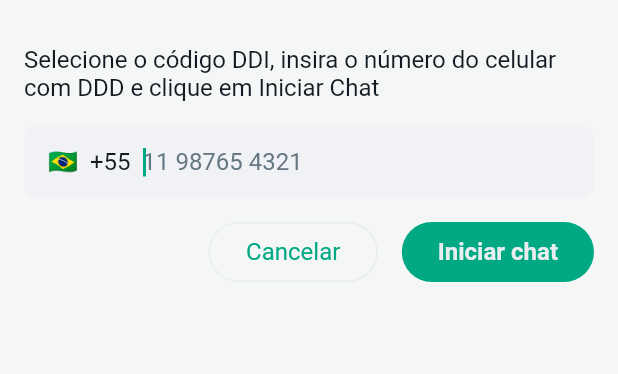
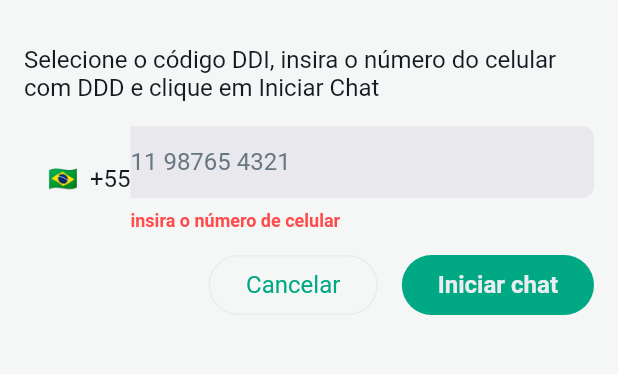
Before and after one commit to csbs1985/direct_app, a Flutter app: the screen it shows after launch, after a tap on "Iniciar chat", on a phone screen of 412 x 824 dp, the part 63-437 px from its top. Run offline on Flutter 3.47's test engine with Material 2 defaults, Android fonts, the phone set to English and light mode, and no system bars; our stand-ins replace modal_bottom_sheet.

Commit message:
[CelularInput] finalizar

```diff
--- a/lib/class/ddi_class.dart
+++ b/lib/class/ddi_class.dart
@@ -4,6 +4,18 @@ class DdiClass {
   String limparDdi(String value) {
     String output = value.replaceAll(' ', '').replaceAll('+', '');
     return output;
+  }
+
+  String formatarTelefone(int numero) {
+    String numeroString = numero.toString();
+
+    if (numeroString.length == 10) {
+      return '(${numeroString.substring(0, 2)}) ${numeroString.substring(2, 6)}-${numeroString.substring(6)}';
+    } else if (numeroString.length == 11) {
+      return '(${numeroString.substring(0, 2)}) ${numeroString.substring(2, 7)}-${numeroString.substring(7)}';
+    } else {
+      return numeroString;
+    }
   }
 }
 
--- a/lib/config/constant_config.dart
+++ b/lib/config/constant_config.dart
@@ -1,4 +1,8 @@
 const String CANCELAR = "Cancelar";
+
+const String CELULAR_INVALIDO = "número de celular não é válido";
+const String CELULAR_OBRIGATORIO = "insira o número de celular";
+const String CELULAR_TAMANHO = "tamanho do número inválido";
 
 const String IDENTIDADE = "Direct";
 
--- a/lib/input/celular_input.dart
+++ b/lib/input/celular_input.dart
@@ -1,108 +1,91 @@
-import 'package:direct_app/button/bandeira_button.dart';
-import 'package:direct_app/config/constant_config.dart';
-import 'package:direct_app/config/value_notifier_config.dart';
-import 'package:direct_app/mixin/validator_mixin.dart';
-import 'package:direct_app/model/ddi_model.dart';
-import 'package:direct_app/theme/ui_borda.dart';
+import 'package:direct_app/class/ddi_class.dart';
+import 'package:direct_app/theme/ui_outline.dart';
 import 'package:direct_app/theme/ui_texto.dart';
 import 'package:flutter/material.dart';
+import 'package:flutter/services.dart';
 
-class CelularInput extends StatefulWidget {
-  const CelularInput({super.key});
+class CelularInput extends StatelessWidget {
+  final bool? autoFocus;
+  final TextEditingController? controller;
+  final Function callback;
+  final bool? expands;
+  final FocusNode? focusNode;
+  final String? hintText;
+  final TextInputType? keyboardType;
+  final Function(String?)? onSaved;
+  final int? maxLength;
+  final int? minLines;
+  final int? maxLines;
+  final String? Function(String?)? validator;
 
-  @override
-  State<CelularInput> createState() => _CelularInputState();
-}
-
-class _CelularInputState extends State<CelularInput> with ValidatorMixin {
-  final GlobalKey<FormState> _formKey = GlobalKey<FormState>();
-  final TextEditingController _controller = TextEditingController();
-
-  void _iniciarChat() {
-    if (_formKey.currentState!.validate()) {}
-  }
-
-  @override
-  void dispose() {
-    _controller.dispose();
-    super.dispose();
-  }
+  const CelularInput({
+    Key? key,
+    this.autoFocus = false,
+    this.controller,
+    required this.callback,
+    this.expands = false,
+    this.focusNode,
+    this.hintText,
+    this.keyboardType = TextInputType.text,
+    this.onSaved,
+    this.maxLength,
+    this.minLines = 1,
+    this.maxLines = 1,
+    this.validator,
+  }) : super(key: key);
 
   @override
   Widget build(BuildContext context) {
-    return Container(
-      height: 48,
-      decoration: BoxDecoration(
-        borderRadius: BorderRadius.circular(UiBorda.arredondada),
-        color: Theme.of(context).colorScheme.onPrimaryContainer,
-      ),
-      child: Form(
-        key: _formKey,
-        child: Row(
-          mainAxisAlignment: MainAxisAlignment.center,
-          children: [
-            ValueListenableBuilder(
-              valueListenable: currentDdi,
-              builder: (BuildContext context, DdiModel ddi, _) {
-                return const BandeiraButton();
-              },
-            ),
-            Expanded(
+    return SizedBox(
       child: TextFormField(
-                autofocus: true,
-                controller: _controller,
-                keyboardType: TextInputType.phone,
-                onChanged: (value) => {},
-                // onSaved: onSaved,
-                maxLines: 1,
+        autofocus: autoFocus!,
+        controller: controller,
+        expands: expands!,
+        focusNode: focusNode,
+        keyboardType: keyboardType,
+        onChanged: (value) => callback(value),
+        onSaved: onSaved,
+        maxLength: maxLength,
+        minLines: minLines,
+        maxLines: maxLines,
         style: Theme.of(context).textTheme.displayMedium,
         textAlignVertical: TextAlignVertical.center,
-                validator: (value) => combinarValidacao([
-                  () => inNotEmpty(value),
-                ]),
+        validator: validator,
+        inputFormatters: [
+          FilteringTextInputFormatter.digitsOnly,
+          TelefoneInputFormatter(),
+        ],
         decoration: InputDecoration(
           counterStyle: Theme.of(context).textTheme.headlineSmall,
-                  hintText: INICIO_HINT,
+          hintText: hintText,
           filled: true,
           fillColor: Theme.of(context).colorScheme.onPrimaryContainer,
           hintStyle: Theme.of(context).textTheme.displaySmall,
           errorStyle: UiTexto.erro,
           contentPadding: const EdgeInsets.symmetric(
-                    horizontal: 8,
+            horizontal: 0,
             vertical: 8,
           ),
-                  border: const OutlineInputBorder(
-                    borderRadius: BorderRadius.only(
-                      topLeft: Radius.circular(UiBorda.quadrada),
-                      topRight: Radius.circular(UiBorda.arredondada),
-                      bottomRight: Radius.circular(UiBorda.arredondada),
-                      bottomLeft: Radius.circular(UiBorda.quadrada),
-                    ),
-                  ),
-                  enabledBorder: const OutlineInputBorder(
-                    borderSide: BorderSide.none,
-                    borderRadius: BorderRadius.only(
-                      topLeft: Radius.circular(UiBorda.quadrada),
-                      topRight: Radius.circular(UiBorda.arredondada),
-                      bottomRight: Radius.circular(UiBorda.arredondada),
-                      bottomLeft: Radius.circular(UiBorda.quadrada),
-                    ),
-                  ),
-                  focusedBorder: const OutlineInputBorder(
-                    borderSide: BorderSide.none,
-                    borderRadius: BorderRadius.only(
-                      topLeft: Radius.circular(UiBorda.quadrada),
-                      topRight: Radius.circular(UiBorda.arredondada),
-                      bottomRight: Radius.circular(UiBorda.arredondada),
-                      bottomLeft: Radius.circular(UiBorda.quadrada),
-                    ),
-                  ),
-                ),
-              ),
-            ),
-          ],
+          border: UiOutline.celularInput,
+          enabledBorder: UiOutline.celularInput,
+          focusedBorder: UiOutline.celularInput,
         ),
       ),
     );
   }
 }
+
+class TelefoneInputFormatter extends TextInputFormatter {
+  final DdiClass _ddiClass = DdiClass();
+
+  @override
+  TextEditingValue formatEditUpdate(
+      TextEditingValue oldValue, TextEditingValue newValue) {
+    final formattedValue =
+        _ddiClass.formatarTelefone(int.tryParse(newValue.text) ?? 0);
+    return TextEditingValue(
+      text: formattedValue,
+      selection: TextSelection.collapsed(offset: formattedValue.length),
+    );
+  }
+}
--- a/lib/mixin/validator_mixin.dart
+++ b/lib/mixin/validator_mixin.dart
@@ -1,6 +1,20 @@
+import 'package:direct_app/config/constant_config.dart';
+
 mixin ValidatorMixin {
-  String? inNotEmpty(String? value) {
-    if (value!.isEmpty) return "este campo é obrigatório";
+  String? inNotEmpty(String value) {
+    if (value.isEmpty) return CELULAR_OBRIGATORIO;
+    return null;
+  }
+
+  String? tamanhoCelular(String value) {
+    if (value.length != 15) return CELULAR_TAMANHO;
+    return null;
+  }
+
+  String? regexCelular(String value) {
+    RegExp regex = RegExp(
+        r'^\(?(?:[14689][1-9]|2[12478]|3[1234578]|5[1345]|7[134579])\)? ?(?:[2-8]|9[1-9])[0-9]{3}\-?[0-9]{4}$');
+    if (regex.hasMatch(value)) return CELULAR_INVALIDO;
     return null;
   }
 
--- a/lib/page/inicio_page.dart
+++ b/lib/page/inicio_page.dart
@@ -1,10 +1,13 @@
 import 'package:direct_app/appbar/inicio_appbar.dart';
+import 'package:direct_app/button/bandeira_button.dart';
 import 'package:direct_app/button/primeiro_button.dart';
 import 'package:direct_app/button/segundo_button.dart';
 import 'package:direct_app/class/ddi_class.dart';
 import 'package:direct_app/config/constant_config.dart';
 import 'package:direct_app/config/value_notifier_config.dart';
 import 'package:direct_app/input/celular_input.dart';
+import 'package:direct_app/mixin/validator_mixin.dart';
+import 'package:direct_app/model/ddi_model.dart';
 import 'package:direct_app/text/texto_text.dart';
 import 'package:flutter/material.dart';
 import 'package:url_launcher/url_launcher.dart';
@@ -16,18 +19,21 @@ class InicioPage extends StatefulWidget {
   State<InicioPage> createState() => _InicioPageState();
 }
 
-class _InicioPageState extends State<InicioPage> {
+class _InicioPageState extends State<InicioPage> with ValidatorMixin {
   final DdiClass _ddiClass = DdiClass();
+  final GlobalKey<FormState> _formKey = GlobalKey<FormState>();
 
   String phoneNumber = "11 979837936";
 
   void _iniciarChat() async {
-    final String numeroFomatado =
-        _ddiClass.limparDdi(currentDdi.value.ddi + phoneNumber);
-    Uri url = Uri.parse('whatsapp://send?phone=$numeroFomatado');
+    if (_formKey.currentState!.validate()) {
+      final String numeroFomatado =
+          _ddiClass.limparDdi(currentDdi.value.ddi + phoneNumber);
+      Uri url = Uri.parse('whatsapp://send?phone=$numeroFomatado');
 
-    if (!await launchUrl(url)) {
-      throw Exception('Could not launch $url');
+      if (!await launchUrl(url)) {
+        throw Exception('Could not launch $url');
+      }
     }
   }
 
@@ -43,7 +49,32 @@ class _InicioPageState extends State<InicioPage> {
             children: [
               const TextoText(texto: INICIO_DESCRICAO),
               const SizedBox(height: 16),
-              const CelularInput(),
+              Form(
+                key: _formKey,
+                child: Row(
+                  mainAxisAlignment: MainAxisAlignment.center,
+                  children: [
+                    ValueListenableBuilder(
+                      valueListenable: currentDdi,
+                      builder: (BuildContext context, DdiModel ddi, _) {
+                        return const BandeiraButton();
+                      },
+                    ),
+                    Expanded(
+                      child: CelularInput(
+                        callback: (value) =>
+                            setState(() => phoneNumber = value),
+                        hintText: INICIO_HINT,
+                        keyboardType: TextInputType.phone,
+                        validator: (value) => combinarValidacao([
+                          () => inNotEmpty(value!),
+                          () => tamanhoCelular(value!),
+                        ]),
+                      ),
+                    ),
+                  ],
+                ),
+              ),
               const SizedBox(height: 16),
               Row(
                 mainAxisAlignment: MainAxisAlignment.end,
--- a/lib/theme/ui_cor.dart
+++ b/lib/theme/ui_cor.dart
@@ -3,6 +3,9 @@ import 'package:flutter/material.dart';
 class UiCor {
   static const Color borda = Color(0xFFe9edef);
   static const Color bordaEscura = Color(0xFF2A3942);
+
+  static const Color celularButton = Color(0xFFE9E8EC);
+  static const Color celularButtonEscuro = Color(0xFF2A3942);
 
   static const Color segundoButton = Colors.transparent;
   static const Color segundoButtonAtivo = Colors.black26;
@@ -21,7 +24,7 @@ class UiCor {
   static const Color icone = Color(0xFF54656F);
   static const Color iconeEscuro = Color(0xFFaebac1);
 
-  static const Color input = Color(0xFFF0F2F5);
+  static const Color input = Color(0xFFE9E8EC);
   static const Color inputEscuro = Color(0xFF2A3942);
 
   static const Color overlay = Color(0x90000000);
--- /dev/null
+++ b/lib/theme/ui_outline.dart
@@ -0,0 +1,14 @@
+import 'package:direct_app/theme/ui_borda.dart';
+import 'package:flutter/material.dart';
+
+class UiOutline {
+  static OutlineInputBorder celularInput = const OutlineInputBorder(
+    borderSide: BorderSide.none,
+    borderRadius: BorderRadius.only(
+      topLeft: Radius.circular(UiBorda.quadrada),
+      topRight: Radius.circular(UiBorda.arredondada),
+      bottomRight: Radius.circular(UiBorda.arredondada),
+      bottomLeft: Radius.circular(UiBorda.quadrada),
+    ),
+  );
+}
```
Lines whose indentation alone changed are shown as unchanged.
